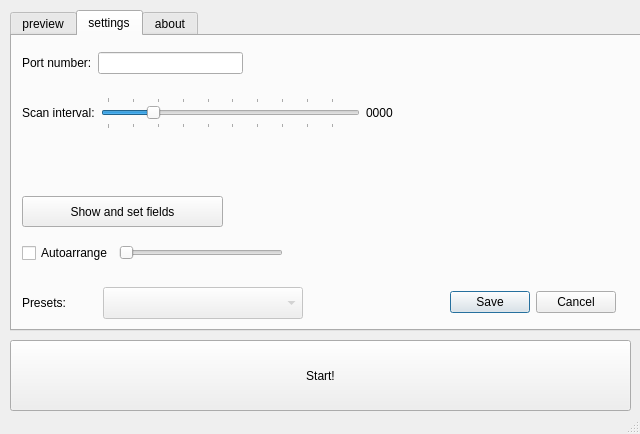
This is src/mirlight.ui in grizz-pl/mirlight as Qt 5 draws it before an edit. The edited form follows.
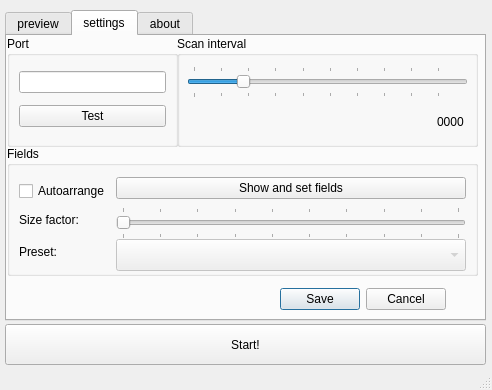
This is the edited form. The open tabs and pages were chosen to show the change. Icons and pictures are not drawn.

The edit to the form file:
```diff
--- a/src/mirlight.ui
+++ b/src/mirlight.ui
@@ -6,8 +6,8 @@
    <rect>
     <x>0</x>
     <y>0</y>
-    <width>640</width>
-    <height>434</height>
+    <width>492</width>
+    <height>390</height>
    </rect>
   </property>
   <property name="sizePolicy">
@@ -18,14 +18,14 @@
   </property>
   <property name="minimumSize">
    <size>
-    <width>640</width>
-    <height>434</height>
+    <width>492</width>
+    <height>390</height>
    </size>
   </property>
   <property name="maximumSize">
    <size>
-    <width>640</width>
-    <height>434</height>
+    <width>492</width>
+    <height>390</height>
    </size>
   </property>
   <property name="windowTitle">
@@ -39,10 +39,10 @@
    <widget class="QPushButton" name="pushButton">
     <property name="geometry">
      <rect>
-      <x>10</x>
-      <y>340</y>
-      <width>621</width>
-      <height>71</height>
+      <x>5</x>
+      <y>324</y>
+      <width>481</width>
+      <height>41</height>
      </rect>
     </property>
     <property name="sizePolicy">
@@ -64,17 +64,17 @@
    <widget class="QTabWidget" name="tabWidget">
     <property name="geometry">
      <rect>
-      <x>10</x>
+      <x>5</x>
       <y>10</y>
-      <width>631</width>
-      <height>321</height>
+      <width>481</width>
+      <height>311</height>
      </rect>
     </property>
     <property name="locale">
      <locale language="English" country="UnitedStates"/>
     </property>
     <property name="currentIndex">
-     <number>2</number>
+     <number>0</number>
     </property>
     <widget class="QWidget" name="tab">
      <attribute name="title">
@@ -85,8 +85,8 @@
        <rect>
         <x>3</x>
         <y>0</y>
-        <width>621</width>
-        <height>281</height>
+        <width>465</width>
+        <height>271</height>
        </rect>
       </property>
       <layout class="QGridLayout" name="gridLayout">
@@ -3563,193 +3563,45 @@
      <attribute name="title">
       <string>settings</string>
      </attribute>
-     <widget class="QDialogButtonBox" name="buttonBox">
+     <widget class="QGroupBox" name="groupBox">
       <property name="geometry">
        <rect>
-        <x>420</x>
-        <y>250</y>
-        <width>201</width>
-        <height>32</height>
+        <x>0</x>
+        <y>110</y>
+        <width>471</width>
+        <height>130</height>
        </rect>
       </property>
-      <property name="standardButtons">
-       <set>QDialogButtonBox::Cancel|QDialogButtonBox::Save</set>
-      </property>
-      <property name="centerButtons">
-       <bool>true</bool>
-      </property>
-     </widget>
-     <widget class="QWidget" name="layoutWidget">
-      <property name="geometry">
-       <rect>
-        <x>10</x>
-        <y>10</y>
-        <width>221</width>
-        <height>34</height>
-       </rect>
-      </property>
-      <layout class="QHBoxLayout" name="horizontalLayout">
-       <item>
-        <widget class="QLabel" name="portNumberLabel">
-         <property name="minimumSize">
-          <size>
-           <width>0</width>
-           <height>32</height>
-          </size>
-         </property>
-         <property name="statusTip">
-          <string>Port number (Windows: COM1 = 0) or adress (e.g.COM1; /dev/ttyUSB01)</string>
-         </property>
-         <property name="locale">
-          <locale language="English" country="UnitedStates"/>
-         </property>
-         <property name="text">
-          <string>Port number:</string>
-         </property>
-        </widget>
-       </item>
-       <item>
-        <widget class="QLineEdit" name="portNumberLineEdit">
-         <property name="statusTip">
-          <string>Port number (Windows: COM1 = 0) or adress (e.g.COM1; /dev/ttyUSB01)</string>
-         </property>
-        </widget>
-       </item>
-      </layout>
-     </widget>
-     <widget class="QWidget" name="layoutWidget">
-      <property name="geometry">
-       <rect>
-        <x>10</x>
-        <y>242</y>
-        <width>281</width>
-        <height>51</height>
-       </rect>
+      <property name="title">
+       <string>Fields</string>
       </property>
       <layout class="QGridLayout" name="gridLayout_3">
-       <item row="0" column="1">
+       <item row="2" column="1">
         <widget class="QComboBox" name="PresetsComboBox">
          <property name="enabled">
           <bool>false</bool>
          </property>
+         <property name="sizePolicy">
+          <sizepolicy hsizetype="Expanding" vsizetype="Fixed">
+           <horstretch>0</horstretch>
+           <verstretch>0</verstretch>
+          </sizepolicy>
+         </property>
          <property name="minimumSize">
           <size>
-           <width>200</width>
+           <width>100</width>
            <height>32</height>
           </size>
          </property>
          <property name="statusTip">
           <string>Choose preset</string>
          </property>
-        </widget>
-       </item>
-       <item row="0" column="0">
-        <widget class="QLabel" name="PresetsLabel">
-         <property name="enabled">
+         <property name="frame">
           <bool>true</bool>
          </property>
-         <property name="minimumSize">
-          <size>
-           <width>0</width>
-           <height>32</height>
-          </size>
-         </property>
-         <property name="statusTip">
-          <string>Choose preset</string>
-         </property>
-         <property name="text">
-          <string>Presets:</string>
-         </property>
         </widget>
        </item>
-      </layout>
-     </widget>
-     <widget class="QWidget" name="layoutWidget">
-      <property name="geometry">
-       <rect>
-        <x>10</x>
-        <y>60</y>
-        <width>371</width>
-        <height>34</height>
-       </rect>
-      </property>
-      <layout class="QGridLayout" name="gridLayout_5">
-       <item row="0" column="0">
-        <widget class="QLabel" name="TimerLabel">
-         <property name="minimumSize">
-          <size>
-           <width>0</width>
-           <height>32</height>
-          </size>
-         </property>
-         <property name="statusTip">
-          <string>Speed of scanning screen interval</string>
-         </property>
-         <property name="text">
-          <string>Scan interval:</string>
-         </property>
-        </widget>
-       </item>
-       <item row="0" column="1">
-        <widget class="QSlider" name="TimerHorizontalSlider">
-         <property name="minimumSize">
-          <size>
-           <width>0</width>
-           <height>32</height>
-          </size>
-         </property>
-         <property name="statusTip">
-          <string>Speed of scanning screen interval</string>
-         </property>
-         <property name="minimum">
-          <number>10</number>
-         </property>
-         <property name="maximum">
-          <number>500</number>
-         </property>
-         <property name="singleStep">
-          <number>10</number>
-         </property>
-         <property name="pageStep">
-          <number>50</number>
-         </property>
-         <property name="sliderPosition">
-          <number>100</number>
-         </property>
-         <property name="orientation">
-          <enum>Qt::Horizontal</enum>
-         </property>
-         <property name="tickPosition">
-          <enum>QSlider::TicksBothSides</enum>
-         </property>
-        </widget>
-       </item>
-       <item row="0" column="2">
-        <widget class="QLabel" name="TimerValueLabel">
-         <property name="minimumSize">
-          <size>
-           <width>0</width>
-           <height>32</height>
-          </size>
-         </property>
-         <property name="text">
-          <string>0000</string>
-         </property>
-        </widget>
-       </item>
-      </layout>
-     </widget>
-     <widget class="QWidget" name="layoutWidget">
-      <property name="geometry">
-       <rect>
-        <x>10</x>
-        <y>200</y>
-        <width>261</width>
-        <height>34</height>
-       </rect>
-      </property>
-      <layout class="QGridLayout" name="gridLayout_8">
-       <item row="0" column="1">
+       <item row="1" column="1">
         <widget class="QSlider" name="AutoarrangeHorizontalSlider">
          <property name="minimumSize">
           <size>
@@ -3758,7 +3610,7 @@
           </size>
          </property>
          <property name="statusTip">
-          <string>Size Factor</string>
+          <string>Fields size</string>
          </property>
          <property name="minimum">
           <number>1</number>
@@ -3772,6 +3624,19 @@
          <property name="orientation">
           <enum>Qt::Horizontal</enum>
          </property>
+         <property name="tickPosition">
+          <enum>QSlider::TicksBothSides</enum>
+         </property>
+         <property name="tickInterval">
+          <number>1</number>
+         </property>
+        </widget>
+       </item>
+       <item row="1" column="0">
+        <widget class="QLabel" name="label_13">
+         <property name="text">
+          <string>Size factor:</string>
+         </property>
         </widget>
        </item>
        <item row="0" column="0">
@@ -3783,7 +3648,7 @@
           </size>
          </property>
          <property name="statusTip">
-          <string>Use autoarrange insteed</string>
+          <string>Use autoarrange</string>
          </property>
          <property name="locale">
           <locale language="English" country="UnitedStates"/>
@@ -3793,58 +3658,200 @@
          </property>
         </widget>
        </item>
+       <item row="2" column="0">
+        <widget class="QLabel" name="label_14">
+         <property name="text">
+          <string>Preset:</string>
+         </property>
+        </widget>
+       </item>
+       <item row="0" column="1">
+        <widget class="QPushButton" name="showFieldsPushButton">
+         <property name="sizePolicy">
+          <sizepolicy hsizetype="Expanding" vsizetype="Fixed">
+           <horstretch>0</horstretch>
+           <verstretch>0</verstretch>
+          </sizepolicy>
+         </property>
+         <property name="statusTip">
+          <string/>
+         </property>
+         <property name="locale">
+          <locale language="English" country="UnitedStates"/>
+         </property>
+         <property name="text">
+          <string>Show and set fields</string>
+         </property>
+         <property name="checkable">
+          <bool>true</bool>
+         </property>
+         <property name="flat">
+          <bool>false</bool>
+         </property>
+        </widget>
+       </item>
       </layout>
      </widget>
-     <widget class="QPushButton" name="showFieldsPushButton">
+     <widget class="QLabel" name="label_11">
       <property name="geometry">
        <rect>
-        <x>10</x>
-        <y>160</y>
-        <width>201</width>
-        <height>31</height>
+        <x>570</x>
+        <y>0</y>
+        <width>51</width>
+        <height>51</height>
+       </rect>
+      </property>
+      <property name="font">
+       <font>
+        <pointsize>28</pointsize>
+       </font>
+      </property>
+      <property name="text">
+       <string/>
+      </property>
+      <property name="pixmap">
+       <pixmap resource="mirlight.qrc">:/pic/mirlight.png</pixmap>
+      </property>
+      <property name="alignment">
+       <set>Qt::AlignCenter</set>
+      </property>
+     </widget>
+     <widget class="QGroupBox" name="gridGroupBox">
+      <property name="geometry">
+       <rect>
+        <x>0</x>
+        <y>0</y>
+        <width>171</width>
+        <height>111</height>
        </rect>
       </property>
       <property name="sizePolicy">
-       <sizepolicy hsizetype="Fixed" vsizetype="Fixed">
+       <sizepolicy hsizetype="Expanding" vsizetype="Maximum">
         <horstretch>0</horstretch>
         <verstretch>0</verstretch>
        </sizepolicy>
       </property>
-      <property name="statusTip">
-       <string>Show fields size and position</string>
+      <property name="title">
+       <string>Port</string>
       </property>
-      <property name="locale">
-       <locale language="English" country="UnitedStates"/>
-      </property>
-      <property name="text">
-       <string>Show and set fields</string>
-      </property>
-      <property name="checkable">
-       <bool>true</bool>
-      </property>
+      <layout class="QGridLayout" name="gridLayout_2">
+       <property name="sizeConstraint">
+        <enum>QLayout::SetDefaultConstraint</enum>
+       </property>
+       <item row="0" column="0">
+        <widget class="QLineEdit" name="portNumberLineEdit">
+         <property name="sizePolicy">
+          <sizepolicy hsizetype="Minimum" vsizetype="Fixed">
+           <horstretch>0</horstretch>
+           <verstretch>0</verstretch>
+          </sizepolicy>
+         </property>
+         <property name="statusTip">
+          <string>Port number (Windows: COM1 = 0) or adress (e.g.COM1; /dev/ttyUSB01)</string>
+         </property>
+         <property name="frame">
+          <bool>true</bool>
+         </property>
+         <property name="alignment">
+          <set>Qt::AlignRight|Qt::AlignTrailing|Qt::AlignVCenter</set>
+         </property>
+        </widget>
+       </item>
+       <item row="1" column="0">
+        <widget class="QPushButton" name="testPortPushButton">
+         <property name="text">
+          <string>Test</string>
+         </property>
+        </widget>
+       </item>
+      </layout>
      </widget>
-     <widget class="QLabel" name="label_11">
+     <widget class="QGroupBox" name="groupBox">
       <property name="geometry">
        <rect>
-        <x>570</x>
+        <x>170</x>
         <y>0</y>
-        <width>51</width>
-        <height>51</height>
+        <width>301</width>
+        <height>111</height>
        </rect>
       </property>
-      <property name="font">
-       <font>
-        <pointsize>28</pointsize>
-       </font>
+      <property name="title">
+       <string>Scan interval</string>
       </property>
-      <property name="text">
-       <string/>
+      <widget class="QLabel" name="TimerValueLabel">
+       <property name="geometry">
+        <rect>
+         <x>260</x>
+         <y>70</y>
+         <width>31</width>
+         <height>32</height>
+        </rect>
+       </property>
+       <property name="minimumSize">
+        <size>
+         <width>0</width>
+         <height>32</height>
+        </size>
+       </property>
+       <property name="text">
+        <string>0000</string>
+       </property>
+      </widget>
+      <widget class="QSlider" name="TimerHorizontalSlider">
+       <property name="geometry">
+        <rect>
+         <x>10</x>
+         <y>30</y>
+         <width>281</width>
+         <height>32</height>
+        </rect>
+       </property>
+       <property name="minimumSize">
+        <size>
+         <width>0</width>
+         <height>32</height>
+        </size>
+       </property>
+       <property name="statusTip">
+        <string>Speed of scanning screen interval</string>
+       </property>
+       <property name="minimum">
+        <number>10</number>
+       </property>
+       <property name="maximum">
+        <number>500</number>
+       </property>
+       <property name="singleStep">
+        <number>10</number>
+       </property>
+       <property name="pageStep">
+        <number>50</number>
+       </property>
+       <property name="sliderPosition">
+        <number>100</number>
+       </property>
+       <property name="orientation">
+        <enum>Qt::Horizontal</enum>
+       </property>
+       <property name="tickPosition">
+        <enum>QSlider::TicksBothSides</enum>
+       </property>
+      </widget>
+     </widget>
+     <widget class="QDialogButtonBox" name="buttonBox">
+      <property name="geometry">
+       <rect>
+        <x>250</x>
+        <y>250</y>
+        <width>212</width>
+        <height>26</height>
+       </rect>
       </property>
-      <property name="pixmap">
-       <pixmap resource="mirlight.qrc">:/pic/mirlight.png</pixmap>
+      <property name="standardButtons">
+       <set>QDialogButtonBox::Cancel|QDialogButtonBox::Save</set>
       </property>
-      <property name="alignment">
-       <set>Qt::AlignCenter</set>
+      <property name="centerButtons">
+       <bool>true</bool>
       </property>
      </widget>
     </widget>
@@ -3894,8 +3901,8 @@
      <widget class="QWidget" name="layoutWidget">
       <property name="geometry">
        <rect>
-        <x>288</x>
-        <y>223</y>
+        <x>140</x>
+        <y>210</y>
         <width>331</width>
         <height>61</height>
        </rect>
```
Left out of the diff: 10 changed lines with no effect on the pictures.
